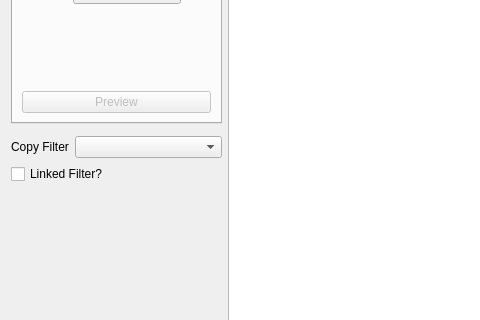
Qt form src/main/python/ui/signal.ui (3ll3d00d/beqdesigner) before a commit; both pictures show x 0 to 480 and y 206 to 526 of the 1392 by 748 pixel window.
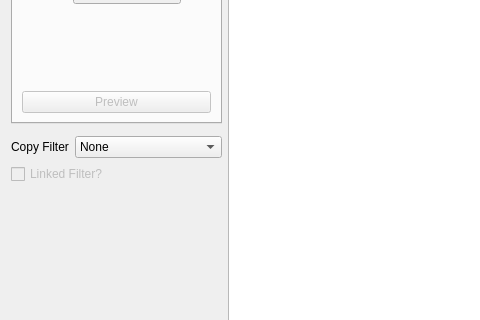
The same form after that commit. Custom widgets are drawn as their Qt base class.

Commit message: allow a filter from an existing signal to be carried forward to a new signal when you add it #21

Diff of the .ui file:
```diff
--- a/src/main/python/ui/signal.ui
+++ b/src/main/python/ui/signal.ui
@@ -300,12 +300,21 @@
         </widget>
        </item>
        <item row="0" column="1">
-        <widget class="QComboBox" name="filterSelect"/>
+        <widget class="QComboBox" name="filterSelect">
+         <item>
+          <property name="text">
+           <string>None</string>
+          </property>
+         </item>
+        </widget>
        </item>
       </layout>
      </item>
      <item row="3" column="0">
       <widget class="QCheckBox" name="linkedSignal">
+       <property name="enabled">
+        <bool>false</bool>
+       </property>
        <property name="text">
         <string>Linked Filter?</string>
        </property>
```
Left out of the diff: 23 changed lines with no effect on the pictures. The commit also changes 6 other files.
